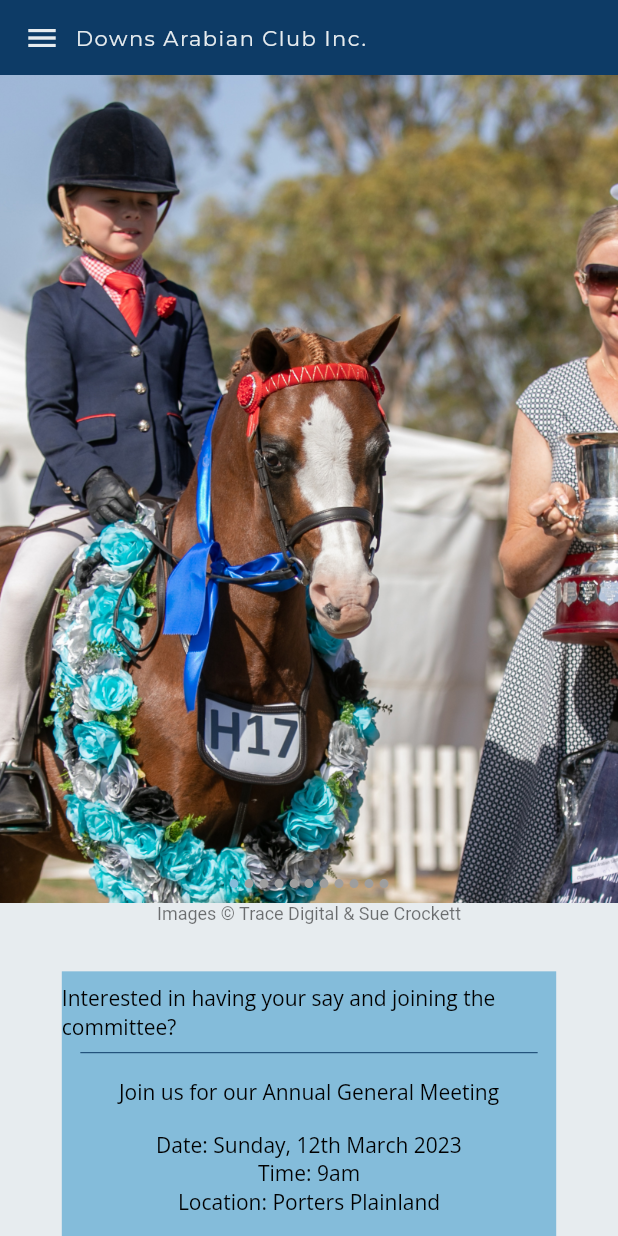
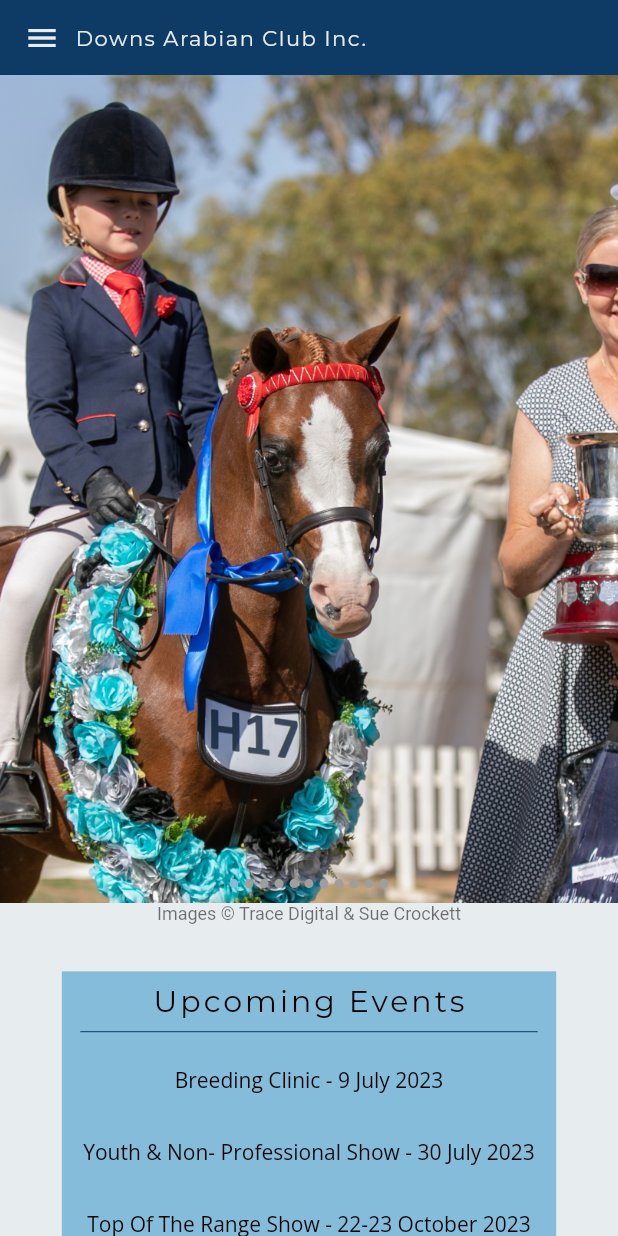
Before and after one commit to sarah-parker/DACI, a Flutter app: the screen it shows after launch, on a phone screen of 412 x 824 dp. Run offline on Flutter 3.47's test engine with Material 2 defaults, Android fonts, the phone set to English and light mode, and no system bars; drawn by our look-alikes of flutter_image_slideshow; our stand-ins replace go_router, google_fonts, url_strategy; missing offline and left inert: dart:html, seo_renderer.

Commit message:
feat: update committee members, remove AGM notice

```diff
--- a/lib/pages/committee/widgets/committee_members.dart
+++ b/lib/pages/committee/widgets/committee_members.dart
@@ -89,7 +89,7 @@ class CommitteeMembers extends StatelessWidget {
                   child: Text('Publicity Officer',
                       style: TextStyle(fontWeight: FontWeight.bold), textAlign: TextAlign.center),
                 ),
-                Text('Sharyn Dorber\n', textAlign: TextAlign.center)
+                Text('Vacant\n', textAlign: TextAlign.center)
               ],
             ),
           ),
@@ -102,7 +102,7 @@ class CommitteeMembers extends StatelessWidget {
                 child: Text('Committee Members',
                     style: TextStyle(fontWeight: FontWeight.bold), textAlign: TextAlign.center),
               ),
-              Text('Stacey Sharman\n')
+              Text('Hollie Webster\nStacey Sharman\n')
             ],
           ),
           Padding(
--- a/lib/pages/home/widgets/large_screen.dart
+++ b/lib/pages/home/widgets/large_screen.dart
@@ -61,7 +61,7 @@ class HomeLarge extends StatelessWidget {
         ),
         Column(
           children: [
-            AgmNotice(screenSize: screenSize),
+            // AgmNotice(screenSize: screenSize),
             const Padding(padding: EdgeInsets.symmetric(vertical: 12)),
             UpcomingEvents(screenSize: screenSize),
 
--- a/lib/pages/home/widgets/small_screen.dart
+++ b/lib/pages/home/widgets/small_screen.dart
@@ -2,7 +2,6 @@ import 'package:flutter/material.dart';
 import 'package:seo_renderer/seo_renderer.dart';
 
 import 'package:daci/constants/text.dart';
-import 'package:daci/pages/home/widgets/agm_notice.dart';
 import 'package:daci/pages/home/widgets/upcoming_events.dart';
 
 class HomeSmall extends StatelessWidget {
@@ -35,8 +34,8 @@ class HomeSmall extends StatelessWidget {
 
     return Column(
       children: [
-        Padding(padding: EdgeInsets.symmetric(vertical: screenSize.height * .01)),
-        AgmNotice(screenSize: screenSize),
+        // Padding(padding: EdgeInsets.symmetric(vertical: screenSize.height * .01)),
+        // AgmNotice(screenSize: screenSize),
         Padding(padding: EdgeInsets.symmetric(vertical: screenSize.height * .01)),
         UpcomingEvents(screenSize: screenSize),
         Padding(padding: EdgeInsets.symmetric(vertical: screenSize.height * .01)),
--- a/lib/pages/home/widgets/upcoming_events.dart
+++ b/lib/pages/home/widgets/upcoming_events.dart
@@ -21,9 +21,9 @@ class UpcomingEvents extends StatelessWidget {
       //           "Gatton-Show-Arabian-Horse-Feature-Show-Schedule.pdf");
       //     }),
       ButtonData(
-          label: "Annual General Meeting",
+          label: "Breeding Clinic - 9 July 2023",
           goToRoute: () async {
-            Uri uri = Uri.parse('https://fb.me/e/41ONNTXmH');
+            Uri uri = Uri.parse('https://fb.me/e/KuxnmgwB');
             if (await canLaunchUrl(uri)) {
               await launchUrl(uri);
             }
```
Also changed, not shown: 1 other file.
